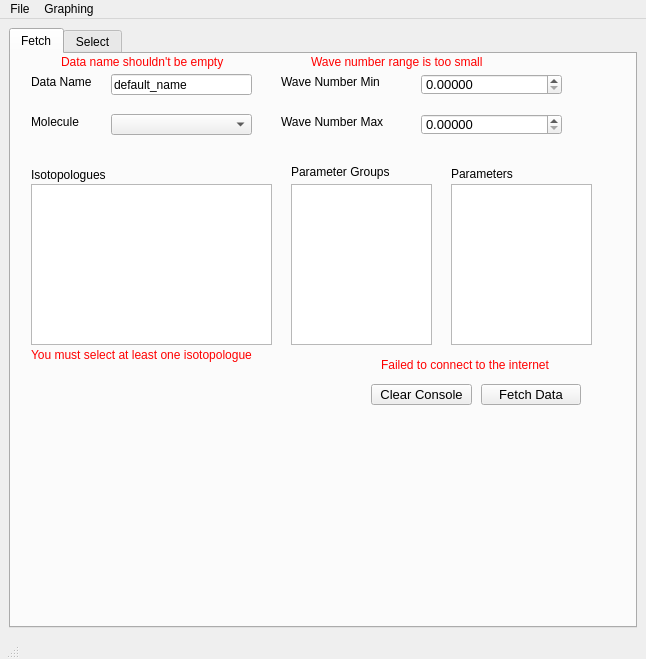
Old version of the form layouts/main_window.ui in the repository hitranonline/hapiest.
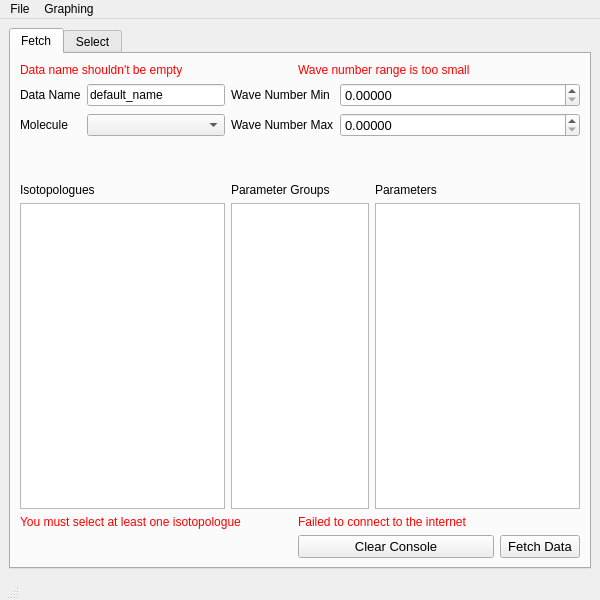
New version of the form. The open tabs and pages were chosen to show the change.

Commit message: Fixed strange error that was coming from an issue with main_window.ui

Diff of the .ui file:
```diff
--- a/layouts/main_window.ui
+++ b/layouts/main_window.ui
@@ -9,8 +9,8 @@
    <rect>
     <x>0</x>
     <y>0</y>
-    <width>646</width>
-    <height>659</height>
+       <width>600</width>
+       <height>600</height>
    </rect>
   </property>
   <property name="sizePolicy">
@@ -66,8 +66,20 @@
    <property name="enabled">
     <bool>true</bool>
    </property>
+      <property name="sizePolicy">
+          <sizepolicy hsizetype="Expanding" vsizetype="Expanding">
+              <horstretch>0</horstretch>
+              <verstretch>0</verstretch>
+          </sizepolicy>
+      </property>
+      <property name="sizeIncrement">
+          <size>
+              <width>1</width>
+              <height>1</height>
+          </size>
+      </property>
    <layout class="QGridLayout" name="gridLayout">
-    <item row="0" column="0">
+       <item row="1" column="0">
      <widget class="QTabWidget" name="tabWidget">
       <property name="sizePolicy">
        <sizepolicy hsizetype="Expanding" vsizetype="Expanding">
@@ -85,116 +97,154 @@
        <attribute name="title">
         <string>Fetch</string>
        </attribute>
-       <widget class="QDoubleSpinBox" name="wn_min">
-        <property name="geometry">
-         <rect>
-          <x>410</x>
-          <y>20</y>
-          <width>141</width>
-          <height>21</height>
-         </rect>
-        </property>
-        <property name="font">
-         <font>
-          <pointsize>10</pointsize>
-         </font>
-        </property>
-        <property name="decimals">
-         <number>5</number>
-        </property>
-        <property name="maximum">
-         <double>100000.000000000000000</double>
-        </property>
-        <property name="value">
-         <double>0.000000000000000</double>
-        </property>
-       </widget>
-       <widget class="QLabel" name="label_3">
-        <property name="geometry">
-         <rect>
-          <x>270</x>
-          <y>20</y>
-          <width>121</width>
-          <height>16</height>
-         </rect>
-        </property>
-        <property name="font">
-         <font>
-          <pointsize>9</pointsize>
-         </font>
-        </property>
-        <property name="text">
-         <string>Wave Number Min</string>
-        </property>
-       </widget>
-       <widget class="QListWidget" name="param_group_list">
-        <property name="geometry">
-         <rect>
-          <x>280</x>
-          <y>130</y>
-          <width>141</width>
-          <height>161</height>
-         </rect>
-        </property>
-       </widget>
-       <widget class="QLabel" name="label_7">
-        <property name="geometry">
-         <rect>
-          <x>440</x>
-          <y>110</y>
-          <width>121</width>
-          <height>20</height>
-         </rect>
-        </property>
-        <property name="font">
-         <font>
-          <pointsize>9</pointsize>
-         </font>
-        </property>
-        <property name="text">
-         <string>Parameters</string>
-        </property>
-       </widget>
+          <layout class="QGridLayout" name="gridLayout_3">
+              <item row="4" column="2" colspan="3">
        <widget class="QLabel" name="label_6">
-        <property name="geometry">
-         <rect>
-          <x>280</x>
-          <y>110</y>
-          <width>141</width>
-          <height>16</height>
-         </rect>
-        </property>
         <property name="text">
          <string>Parameter Groups</string>
         </property>
        </widget>
-       <widget class="QLabel" name="label_4">
-        <property name="geometry">
-         <rect>
-          <x>270</x>
-          <y>60</y>
-          <width>131</width>
-          <height>16</height>
-         </rect>
-        </property>
+              </item>
+              <item row="5" column="2" colspan="3">
+                  <widget class="QListWidget" name="param_group_list"/>
+              </item>
+              <item row="5" column="5" colspan="2">
+                  <widget class="QListWidget" name="param_list"/>
+              </item>
+              <item row="6" column="0" colspan="3">
+                  <widget class="QLabel" name="err_bad_iso_list">
+                      <property name="palette">
+                          <palette>
+                              <active>
+                                  <colorrole role="WindowText">
+                                      <brush brushstyle="SolidPattern">
+                                          <color alpha="255">
+                                              <red>255</red>
+                                              <green>0</green>
+                                              <blue>0</blue>
+                                          </color>
+                                      </brush>
+                                  </colorrole>
+                                  <colorrole role="Text">
+                                      <brush brushstyle="SolidPattern">
+                                          <color alpha="255">
+                                              <red>255</red>
+                                              <green>0</green>
+                                              <blue>4</blue>
+                                          </color>
+                                      </brush>
+                                  </colorrole>
+                              </active>
+                              <inactive>
+                                  <colorrole role="WindowText">
+                                      <brush brushstyle="SolidPattern">
+                                          <color alpha="255">
+                                              <red>255</red>
+                                              <green>0</green>
+                                              <blue>0</blue>
+                                          </color>
+                                      </brush>
+                                  </colorrole>
+                                  <colorrole role="Text">
+                                      <brush brushstyle="SolidPattern">
+                                          <color alpha="255">
+                                              <red>255</red>
+                                              <green>0</green>
+                                              <blue>4</blue>
+                                          </color>
+                                      </brush>
+                                  </colorrole>
+                              </inactive>
+                              <disabled>
+                                  <colorrole role="WindowText">
+                                      <brush brushstyle="SolidPattern">
+                                          <color alpha="255">
+                                              <red>120</red>
+                                              <green>120</green>
+                                              <blue>120</blue>
+                                          </color>
+                                      </brush>
+                                  </colorrole>
+                                  <colorrole role="Text">
+                                      <brush brushstyle="SolidPattern">
+                                          <color alpha="255">
+                                              <red>120</red>
+                                              <green>120</green>
+                                              <blue>120</blue>
+                                          </color>
+                                      </brush>
+                                  </colorrole>
+                              </disabled>
+                          </palette>
+                      </property>
+                      <property name="font">
+                          <font>
+                              <stylestrategy>PreferAntialias</stylestrategy>
+                          </font>
+                      </property>
+                      <property name="text">
+                          <string>You must select at least one isotopologue</string>
+                      </property>
+                  </widget>
+              </item>
+              <item row="0" column="3" colspan="4">
+                  <widget class="QLabel" name="err_small_range">
+                      <property name="palette">
+                          <palette>
+                              <active>
+                                  <colorrole role="WindowText">
+                                      <brush brushstyle="SolidPattern">
+                                          <color alpha="255">
+                                              <red>255</red>
+                                              <green>0</green>
+                                              <blue>0</blue>
+                                          </color>
+                                      </brush>
+                                  </colorrole>
+                              </active>
+                              <inactive>
+                                  <colorrole role="WindowText">
+                                      <brush brushstyle="SolidPattern">
+                                          <color alpha="255">
+                                              <red>255</red>
+                                              <green>0</green>
+                                              <blue>0</blue>
+                                          </color>
+                                      </brush>
+                                  </colorrole>
+                              </inactive>
+                              <disabled>
+                                  <colorrole role="WindowText">
+                                      <brush brushstyle="SolidPattern">
+                                          <color alpha="255">
+                                              <red>120</red>
+                                              <green>120</green>
+                                              <blue>120</blue>
+                                          </color>
+                                      </brush>
+                                  </colorrole>
+                              </disabled>
+                          </palette>
+                      </property>
+                      <property name="text">
+                          <string>Wave number range is too small</string>
+                      </property>
+                  </widget>
+              </item>
+              <item row="1" column="0">
+                  <widget class="QLabel" name="label">
         <property name="font">
          <font>
           <pointsize>9</pointsize>
          </font>
         </property>
         <property name="text">
-         <string>Wave Number Max</string>
-        </property>
-       </widget>
+                          <string>Data Name</string>
+                      </property>
+                  </widget>
+              </item>
+              <item row="0" column="0" colspan="2">
        <widget class="QLabel" name="err_empty_name">
-        <property name="geometry">
-         <rect>
-          <x>50</x>
-          <y>0</y>
-          <width>221</width>
-          <height>16</height>
-         </rect>
-        </property>
         <property name="palette">
          <palette>
           <active>
@@ -236,160 +286,71 @@
          <string>Data name shouldn't be empty</string>
         </property>
        </widget>
-       <widget class="QListWidget" name="param_list">
-        <property name="geometry">
-         <rect>
-          <x>440</x>
-          <y>130</y>
-          <width>141</width>
-          <height>161</height>
-         </rect>
-        </property>
-       </widget>
-       <widget class="QLabel" name="label_2">
-        <property name="geometry">
-         <rect>
-          <x>20</x>
-          <y>110</y>
-          <width>101</width>
-          <height>21</height>
-         </rect>
+              </item>
+              <item row="1" column="2" colspan="2">
+                  <widget class="QLabel" name="label_3">
+                      <property name="font">
+                          <font>
+                              <pointsize>9</pointsize>
+                          </font>
         </property>
         <property name="text">
-         <string>Isotopologues</string>
-        </property>
-       </widget>
+                          <string>Wave Number Min</string>
+                      </property>
+                  </widget>
+              </item>
+              <item row="2" column="0">
        <widget class="QLabel" name="label_5">
-        <property name="geometry">
-         <rect>
-          <x>20</x>
-          <y>60</y>
-          <width>61</width>
-          <height>16</height>
-         </rect>
-        </property>
         <property name="text">
          <string>Molecule</string>
         </property>
        </widget>
-       <widget class="QLabel" name="label">
-        <property name="geometry">
-         <rect>
-          <x>20</x>
-          <y>20</y>
-          <width>81</width>
-          <height>16</height>
-         </rect>
-        </property>
-        <property name="font">
-         <font>
-          <pointsize>9</pointsize>
-         </font>
-        </property>
-        <property name="text">
-         <string>Data Name</string>
-        </property>
-       </widget>
-       <widget class="QComboBox" name="molecule_id">
-        <property name="geometry">
-         <rect>
-          <x>100</x>
-          <y>60</y>
-          <width>141</width>
-          <height>21</height>
-         </rect>
-        </property>
-       </widget>
+              </item>
+              <item row="1" column="1">
        <widget class="QLineEdit" name="data_name">
-        <property name="geometry">
-         <rect>
-          <x>100</x>
-          <y>20</y>
-          <width>141</width>
-          <height>21</height>
-         </rect>
-        </property>
         <property name="text">
          <string>default_name</string>
         </property>
        </widget>
-       <widget class="QPushButton" name="clear_console">
-        <property name="geometry">
-         <rect>
-          <x>360</x>
-          <y>330</y>
-          <width>101</width>
-          <height>21</height>
-         </rect>
-        </property>
+              </item>
+              <item row="5" column="0" colspan="2">
+                  <widget class="QListWidget" name="iso_list"/>
+              </item>
+              <item row="2" column="2" colspan="2">
+                  <widget class="QLabel" name="label_4">
+                      <property name="font">
+                          <font>
+                              <pointsize>9</pointsize>
+                          </font>
+                      </property>
+                      <property name="text">
+                          <string>Wave Number Max</string>
+                      </property>
+                  </widget>
+              </item>
+              <item row="1" column="4" colspan="3">
+                  <widget class="QDoubleSpinBox" name="wn_min">
         <property name="font">
          <font>
           <pointsize>10</pointsize>
          </font>
         </property>
-        <property name="text">
-         <string>Clear Console</string>
-        </property>
-       </widget>
-       <widget class="QLabel" name="err_bad_connection">
-        <property name="geometry">
-         <rect>
-          <x>370</x>
-          <y>300</y>
-          <width>211</width>
-          <height>21</height>
-         </rect>
-        </property>
-        <property name="palette">
-         <palette>
-          <active>
-           <colorrole role="WindowText">
-            <brush brushstyle="SolidPattern">
-             <color alpha="255">
-              <red>255</red>
-              <green>0</green>
-              <blue>0</blue>
-             </color>
-            </brush>
-           </colorrole>
-          </active>
-          <inactive>
-           <colorrole role="WindowText">
-            <brush brushstyle="SolidPattern">
-             <color alpha="255">
-              <red>255</red>
-              <green>0</green>
-              <blue>0</blue>
-             </color>
-            </brush>
-           </colorrole>
-          </inactive>
-          <disabled>
-           <colorrole role="WindowText">
-            <brush brushstyle="SolidPattern">
-             <color alpha="255">
-              <red>120</red>
-              <green>120</green>
-              <blue>120</blue>
-             </color>
-            </brush>
-           </colorrole>
-          </disabled>
-         </palette>
-        </property>
-        <property name="text">
-         <string>Failed to connect to the internet</string>
-        </property>
-       </widget>
+                      <property name="decimals">
+                          <number>5</number>
+                      </property>
+                      <property name="maximum">
+                          <double>100000.000000000000000</double>
+                      </property>
+                      <property name="value">
+                          <double>0.000000000000000</double>
+                      </property>
+                  </widget>
+              </item>
+              <item row="2" column="1">
+                  <widget class="QComboBox" name="molecule_id"/>
+              </item>
+              <item row="2" column="4" colspan="3">
        <widget class="QDoubleSpinBox" name="wn_max">
-        <property name="geometry">
-         <rect>
-          <x>410</x>
-          <y>60</y>
-          <width>141</width>
-          <height>21</height>
-         </rect>
-        </property>
         <property name="font">
          <font>
           <pointsize>10</pointsize>
@@ -405,157 +366,28 @@
          <double>0.000000000000000</double>
         </property>
        </widget>
-       <widget class="QLabel" name="err_small_range">
-        <property name="geometry">
-         <rect>
-          <x>300</x>
-          <y>0</y>
-          <width>221</width>
-          <height>16</height>
-         </rect>
-        </property>
-        <property name="palette">
-         <palette>
-          <active>
-           <colorrole role="WindowText">
-            <brush brushstyle="SolidPattern">
-             <color alpha="255">
-              <red>255</red>
-              <green>0</green>
-              <blue>0</blue>
-             </color>
-            </brush>
-           </colorrole>
-          </active>
-          <inactive>
-           <colorrole role="WindowText">
-            <brush brushstyle="SolidPattern">
-             <color alpha="255">
-              <red>255</red>
-              <green>0</green>
-              <blue>0</blue>
-             </color>
-            </brush>
-           </colorrole>
-          </inactive>
-          <disabled>
-           <colorrole role="WindowText">
-            <brush brushstyle="SolidPattern">
-             <color alpha="255">
-              <red>120</red>
-              <green>120</green>
-              <blue>120</blue>
-             </color>
-            </brush>
-           </colorrole>
-          </disabled>
-         </palette>
-        </property>
+              </item>
+              <item row="4" column="0" colspan="2">
+                  <widget class="QLabel" name="label_2">
         <property name="text">
-         <string>Wave number range is too small</string>
-        </property>
-       </widget>
-       <widget class="QListWidget" name="iso_list">
-        <property name="geometry">
-         <rect>
-          <x>20</x>
-          <y>130</y>
-          <width>241</width>
-          <height>161</height>
-         </rect>
-        </property>
-       </widget>
-       <widget class="QLabel" name="err_bad_iso_list">
-        <property name="geometry">
-         <rect>
-          <x>20</x>
-          <y>290</y>
-          <width>281</width>
-          <height>21</height>
-         </rect>
-        </property>
-        <property name="palette">
-         <palette>
-          <active>
-           <colorrole role="WindowText">
-            <brush brushstyle="SolidPattern">
-             <color alpha="255">
-              <red>255</red>
-              <green>0</green>
-              <blue>0</blue>
-             </color>
-            </brush>
-           </colorrole>
-           <colorrole role="Text">
-            <brush brushstyle="SolidPattern">
-             <color alpha="255">
-              <red>255</red>
-              <green>0</green>
-              <blue>4</blue>
-             </color>
-            </brush>
-           </colorrole>
-          </active>
-          <inactive>
-           <colorrole role="WindowText">
-            <brush brushstyle="SolidPattern">
-             <color alpha="255">
-              <red>255</red>
-              <green>0</green>
-              <blue>0</blue>
-             </color>
-            </brush>
-           </colorrole>
-           <colorrole role="Text">
-            <brush brushstyle="SolidPattern">
-             <color alpha="255">
-              <red>255</red>
-              <green>0</green>
-              <blue>4</blue>
-             </color>
-            </brush>
-           </colorrole>
-          </inactive>
-          <disabled>
-           <colorrole role="WindowText">
-            <brush brushstyle="SolidPattern">
-             <color alpha="255">
-              <red>120</red>
-              <green>120</green>
-              <blue>120</blue>
-             </color>
-            </brush>
-           </colorrole>
-           <colorrole role="Text">
-            <brush brushstyle="SolidPattern">
-             <color alpha="255">
-              <red>120</red>
-              <green>120</green>
-              <blue>120</blue>
-             </color>
-            </brush>
-           </colorrole>
-          </disabled>
-         </palette>
-        </property>
+                          <string>Isotopologues</string>
+                      </property>
+                  </widget>
+              </item>
+              <item row="4" column="5" colspan="2">
+                  <widget class="QLabel" name="label_7">
         <property name="font">
          <font>
-          <stylestrategy>PreferAntialias</stylestrategy>
+                              <pointsize>9</pointsize>
          </font>
         </property>
         <property name="text">
-         <string>You must select at least one isotopologue</string>
-        </property>
-       </widget>
+                          <string>Parameters</string>
+                      </property>
+                  </widget>
+              </item>
+              <item row="7" column="6">
        <widget class="QPushButton" name="fetch_button">
-        <property name="geometry">
-         <rect>
-          <x>470</x>
-          <y>330</y>
-          <width>100</width>
-          <height>21</height>
-         </rect>
-        </property>
         <property name="sizePolicy">
          <sizepolicy hsizetype="Fixed" vsizetype="Fixed">
           <horstretch>0</horstretch>
@@ -571,6 +403,80 @@
          <string>Fetch Data</string>
         </property>
        </widget>
+              </item>
+              <item row="7" column="3" colspan="3">
+                  <widget class="QPushButton" name="clear_console">
+                      <property name="font">
+                          <font>
+                              <pointsize>10</pointsize>
+                          </font>
+                      </property>
+                      <property name="text">
+                          <string>Clear Console</string>
+                      </property>
+                  </widget>
+              </item>
+              <item row="6" column="3" colspan="4">
+                  <widget class="QLabel" name="err_bad_connection">
+                      <property name="palette">
+                          <palette>
+                              <active>
+                                  <colorrole role="WindowText">
+                                      <brush brushstyle="SolidPattern">
+                                          <color alpha="255">
+                                              <red>255</red>
+                                              <green>0</green>
+                                              <blue>0</blue>
+                                          </color>
+                                      </brush>
+                                  </colorrole>
+                              </active>
+                              <inactive>
+                                  <colorrole role="WindowText">
+                                      <brush brushstyle="SolidPattern">
+                                          <color alpha="255">
+                                              <red>255</red>
+                                              <green>0</green>
+                                              <blue>0</blue>
+                                          </color>
+                                      </brush>
+                                  </colorrole>
+                              </inactive>
+                              <disabled>
+                                  <colorrole role="WindowText">
+                                      <brush brushstyle="SolidPattern">
+                                          <color alpha="255">
+                                              <red>120</red>
+                                              <green>120</green>
+                                              <blue>120</blue>
+                                          </color>
+                                      </brush>
+                                  </colorrole>
+                              </disabled>
+                          </palette>
+                      </property>
+                      <property name="text">
+                          <string>Failed to connect to the internet</string>
+                      </property>
+                  </widget>
+              </item>
+              <item row="3" column="0">
+                  <spacer name="verticalSpacer">
+                      <property name="orientation">
+                          <enum>Qt::Vertical</enum>
+                      </property>
+                      <property name="sizeType">
+                          <enum>QSizePolicy::Fixed</enum>
+                      </property>
+                      <property name="sizeHint" stdset="0">
+                          <size>
+                              <width>20</width>
+                              <height>40</height>
+                          </size>
+                      </property>
+                  </spacer>
+              </item>
+          </layout>
       </widget>
       <widget class="QWidget" name="select_tab">
        <attribute name="title">
@@ -772,7 +678,7 @@
     <rect>
      <x>0</x>
      <y>0</y>
-     <width>646</width>
+        <width>600</width>
      <height>21</height>
     </rect>
    </property>
```
Left out of the diff: 203 changed lines with no effect on the pictures. Lines whose indentation alone changed are shown as unchanged. The commit also changes 5 other files.
